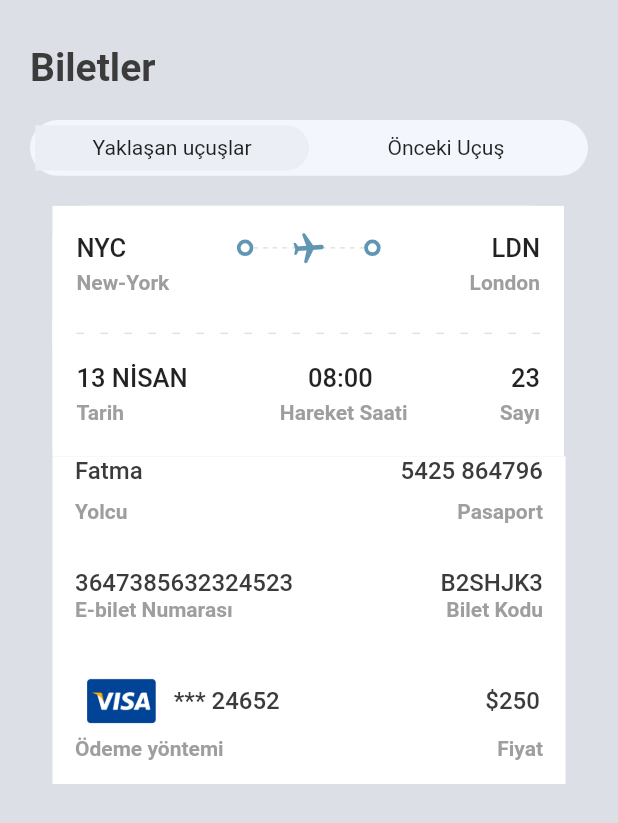
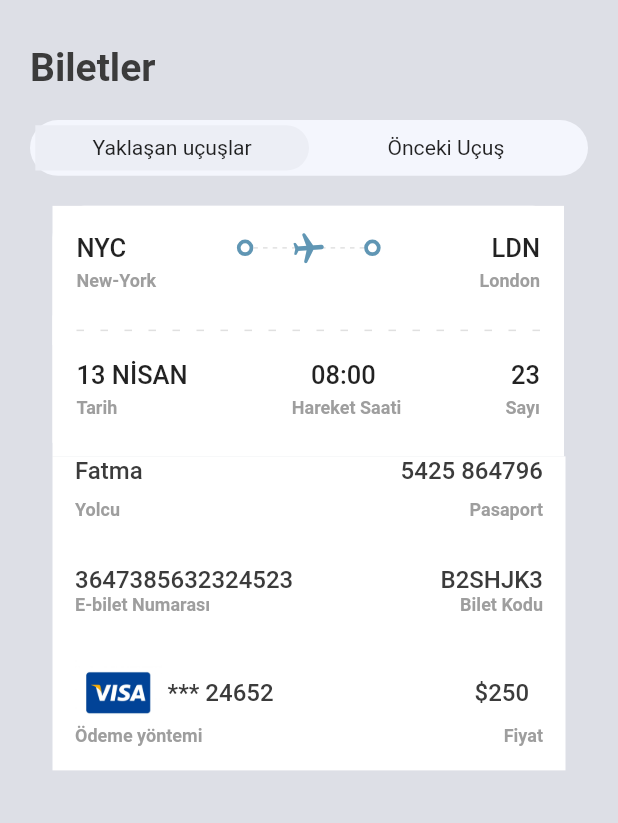
Before and after one commit to fatmakrdy/213301020, a Flutter app: the TicketScreen screen opened directly, on a phone screen of 412 x 824 dp. Shown: the top 823 px of the screen. Run offline on Flutter 3.47's test engine with Material 2 defaults, Android fonts, the light colour scheme and no system bars; our stand-ins replace fluentui_icons, gap, get.

Commit message:
First Commit

```diff
--- a/lib/ekranlar/ticket_screen.dart
+++ b/lib/ekranlar/ticket_screen.dart
@@ -79,12 +79,14 @@ class TicketScreen extends StatelessWidget {
                     ],
                   ),
                   Gap(30),
+
                   Row(
                     mainAxisAlignment: MainAxisAlignment.start,
                     children: [
-                      Image.asset("assets/images/visa.jpg",scale: 14,),
+                      Image.asset("assets/images/visa.jpg",scale: 15,),
+
                       Text(" *** 24652",style: Styles.textStyle,),
-                      Gap(137),
+                      Gap(134),
                       Text("\$250",style: Styles.textStyle,),
                     ],
                   ),
--- a/lib/utils/app_styles.dart
+++ b/lib/utils/app_styles.dart
@@ -11,7 +11,7 @@ class Styles{
   static TextStyle headlinestyle1=TextStyle(fontSize: 26,color:textColor,fontWeight:FontWeight.bold );
   static TextStyle headlinestyle2=TextStyle(fontSize: 21,color:textColor,fontWeight:FontWeight.bold );
   static TextStyle headlinestyle3=TextStyle(fontSize: 17,fontWeight:FontWeight.w500 );
-  static TextStyle headlinestyle4=TextStyle(fontSize: 14,color:Colors.grey.shade500,fontWeight:FontWeight.bold );
+  static TextStyle headlinestyle4=TextStyle(fontSize: 12,color:Colors.grey.shade500,fontWeight:FontWeight.bold );
   static TextStyle headlinestyle5=TextStyle(fontSize: 16,color:textColor,fontWeight:FontWeight.bold );
 
   static Color hotelName = const Color(0xFF6096B4);
```
